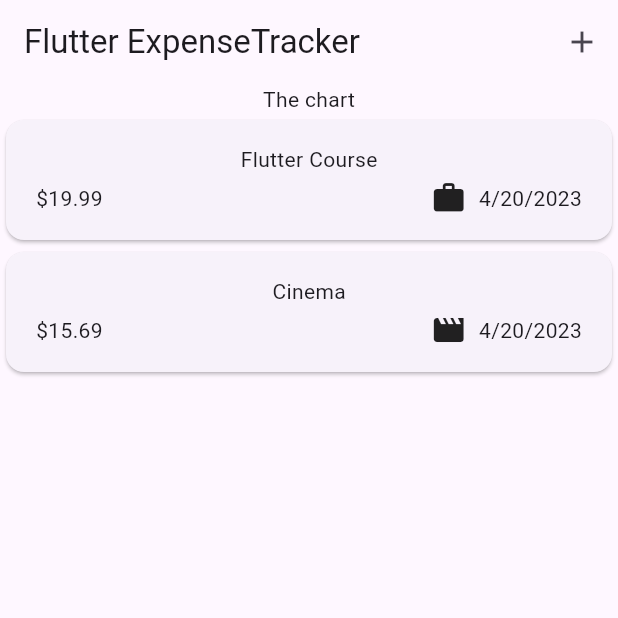
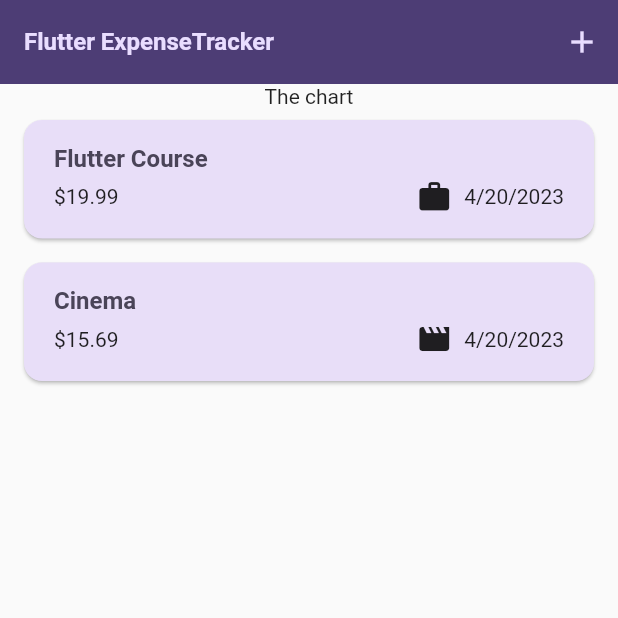
Before and after one commit to CarolineRodrigues/expense_tracker_v2_flutter, a Flutter app: the screen it shows after launch, on a phone screen of 412 x 824 dp, the top half of it. Run offline on Flutter 3.47's test engine with Material 2 defaults, Android fonts, the light colour scheme and no system bars.

Commit message:
Expenses Tracker

```diff
--- a/lib/main.dart
+++ b/lib/main.dart
@@ -1,5 +1,14 @@
 import 'package:flutter/material.dart';
 import 'package:expense_tracker_v2_flutter/widgets/expenses.dart';
+
+var kColorScheme = ColorScheme.fromSeed(
+  seedColor: const Color.fromARGB(255, 96, 59, 181),
+);
+
+var kDarkColorScheme = ColorScheme.fromSeed(
+  brightness: Brightness.dark,
+  seedColor: const Color.fromARGB(255, 5, 99, 125),
+);
 
 void main() {
   runApp(const MainApp());
@@ -11,7 +20,51 @@ class MainApp extends StatelessWidget {
   @override
   Widget build(BuildContext context) {
     return MaterialApp(
-      theme: ThemeData(useMaterial3: true),
+      darkTheme: ThemeData.dark().copyWith(
+        useMaterial3: true,
+        colorScheme: kDarkColorScheme,
+        cardTheme: const CardTheme().copyWith(
+          color: kDarkColorScheme.secondaryContainer,
+          margin: const EdgeInsets.symmetric(
+            horizontal: 16,
+            vertical: 8,
+          ),
+        ),
+        elevatedButtonTheme: ElevatedButtonThemeData(
+          style: ElevatedButton.styleFrom(
+            backgroundColor: kDarkColorScheme.primaryContainer,
+            foregroundColor: kDarkColorScheme.onPrimaryContainer,
+          ),
+        ),
+      ),
+      theme: ThemeData().copyWith(
+        useMaterial3: true,
+        colorScheme: kColorScheme,
+        appBarTheme: const AppBarTheme().copyWith(
+          backgroundColor: kColorScheme.onPrimaryContainer,
+          foregroundColor: kColorScheme.primaryContainer,
+        ),
+        cardTheme: const CardTheme().copyWith(
+          color: kColorScheme.secondaryContainer,
+          margin: const EdgeInsets.symmetric(
+            horizontal: 16,
+            vertical: 8,
+          ),
+        ),
+        elevatedButtonTheme: ElevatedButtonThemeData(
+          style: ElevatedButton.styleFrom(
+            backgroundColor: kColorScheme.primaryContainer,
+          ),
+        ),
+        textTheme: ThemeData().textTheme.copyWith(
+              titleLarge: TextStyle(
+                fontWeight: FontWeight.bold,
+                color: kColorScheme.onSecondaryContainer,
+                fontSize: 16,
+              ),
+            ),
+      ),
+      // themeMode: ThemeMode.system, //default
       home: const Expenses(),
     );
   }
--- a/lib/models/expense.dart
+++ b/lib/models/expense.dart
@@ -33,3 +33,23 @@ class Expense {
     return formatter.format(date);
   }
 }
+
+class ExpenseBucket {
+  const ExpenseBucket({
+    required this.category,
+    required this.expenses,
+  });
+
+  final Category category;
+  final List<Expense> expenses;
+
+  double get totalExpenses {
+    double sum = 0;
+
+    for (final expense in expenses) {
+      sum += expense.amount;
+    }
+
+    return sum;
+  }
+}
--- a/lib/widgets/expenses_list/expense_item.dart
+++ b/lib/widgets/expenses_list/expense_item.dart
@@ -14,8 +14,12 @@ class ExpenseItem extends StatelessWidget {
           vertical: 16,
         ),
         child: Column(
+          crossAxisAlignment: CrossAxisAlignment.start,
           children: [
-            Text(expense.title),
+            Text(
+              expense.title,
+              style: Theme.of(context).textTheme.titleLarge,
+            ),
             const SizedBox(
               height: 4,
             ),
--- a/lib/widgets/expenses_list/expenses_list.dart
+++ b/lib/widgets/expenses_list/expenses_list.dart
@@ -17,6 +17,11 @@ class ExpensesList extends StatelessWidget {
     return ListView.builder(
       itemCount: expenses.length,
       itemBuilder: (ctx, index) => Dismissible(
+        background: Container(
+          color: Theme.of(context).colorScheme.error.withOpacity(0.75),
+          margin: EdgeInsets.symmetric(
+              horizontal: Theme.of(context).cardTheme.margin!.horizontal),
+        ),
         key: ValueKey(expenses[index]),
         onDismissed: (direction) {
           onRemoveExpense(expenses[index]);
```
